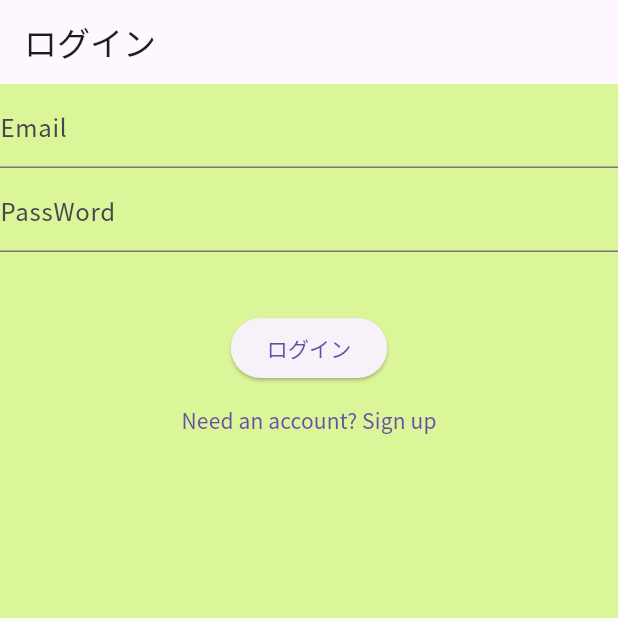
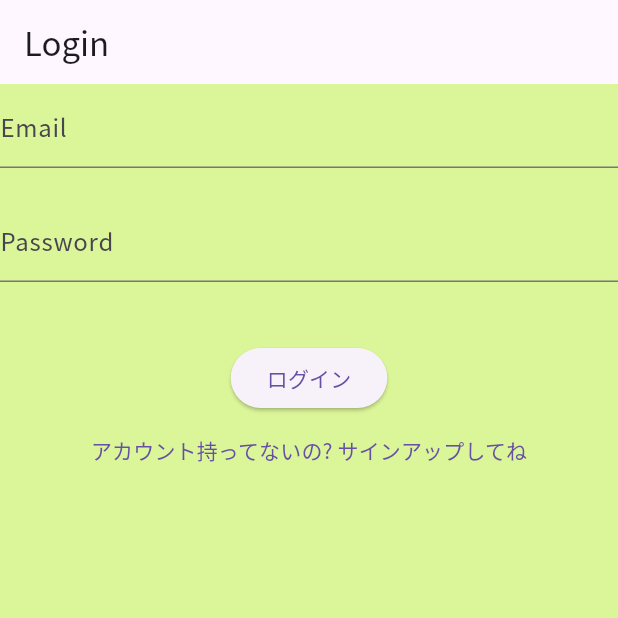
Before and after one commit to tatsurou9003/Veggie-Gourmet-AWS-CDK, a Flutter app: the screen it shows after launch, on a phone screen of 412 x 824 dp, the top half of it. Run offline on Flutter 3.47's test engine with Material 3 defaults, Android fonts, the phone set to English and light mode, and no system bars; our stand-ins replace flutter_dotenv; missing offline and left inert: amazon_cognito_identity_dart_2.

Commit message:
login ui

```diff
--- a/ui/lib/presentation/screens/login_page.dart
+++ b/ui/lib/presentation/screens/login_page.dart
@@ -20,29 +20,65 @@ class _LoginPageState extends State<LoginPage> {
     super.dispose();
   }
 
+  void _submitForm() {}
+
   @override
   Widget build(BuildContext context) {
     return Scaffold(
         backgroundColor: const Color.fromARGB(255, 219, 245, 153),
         appBar: AppBar(
-          title: const Text('ログイン'),
+          title: Text(_isLogin ? 'Login' : 'Sign Up'),
         ),
         body: Form(
           key: _formKey,
           child: Column(
             children: [
               TextFormField(
-                decoration: InputDecoration(labelText: 'Email'),
+                controller: _emailController,
+                decoration: const InputDecoration(labelText: 'Email'),
+                keyboardType: TextInputType.emailAddress,
+                validator: (value) {
+                  if (value == null || value.isEmpty) {
+                    return 'メールアドレスを入力してください';
+                  }
+                  if (!value.contains('@') || !value.contains('.')) {
+                    return '正しいメールアドレスを入力してね';
+                  }
+                  return null;
+                },
               ),
+              const SizedBox(height: 20),
               TextFormField(
-                decoration: InputDecoration(labelText: 'PassWord'),
+                controller: _passwordController,
+                decoration: const InputDecoration(labelText: 'Password'),
+                obscureText: true,
+                validator: (value) {
+                  if (value == null || value.isEmpty) {
+                    return 'パスワードを入力してください';
+                  }
+                  if (value.length < 8) {
+                    return 'パスワードは8文字以上である必要があります';
+                  }
+                  return null;
+                },
               ),
               const SizedBox(
                 height: 40,
               ),
-              ElevatedButton(onPressed: () {}, child: Text('ログイン')),
+              ElevatedButton(
+                onPressed: _submitForm,
+                child: Text(_isLogin ? 'ログイン' : 'サインアップ'),
+              ),
               TextButton(
-                  onPressed: () {}, child: Text('Need an account? Sign up'))
+                onPressed: () {
+                  setState(() {
+                    _isLogin = !_isLogin;
+                  });
+                },
+                child: Text(_isLogin
+                    ? 'アカウント持ってないの? サインアップしてね'
+                    : 'アカウント持ってるの? ログインしてね'),
+              )
             ],
           ),
         ));
```
